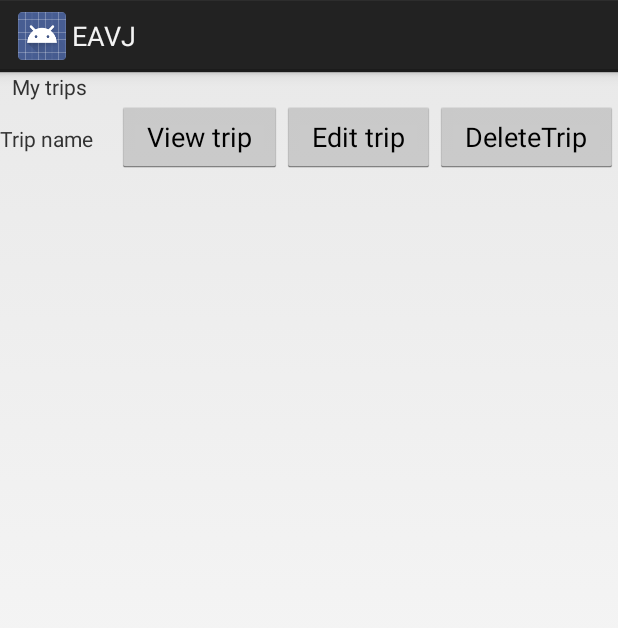
After one commit to egibra/EAVJ, an Android app: the layout activity_trip_list.xml on its own in the app's theme, with its tools: preview values and no code run, on a phone screen of 412 x 824 dp. The commit adds this screen. Shown: the top 628 px of the screen. Run offline under Robolectric (Android 15) with nearby library versions, the light colour scheme and no system bars.

Commit message:
trip list layout

```diff
--- /dev/null
+++ b/app/src/main/res/layout/activity_trip_list.xml
@@ -0,0 +1,59 @@
+<?xml version="1.0" encoding="utf-8"?>
+<android.support.constraint.ConstraintLayout
+    xmlns:android="http://schemas.android.com/apk/res/android"
+    xmlns:app="http://schemas.android.com/apk/res-auto"
+    android:layout_width="match_parent"
+    android:layout_height="match_parent">
+
+    <LinearLayout
+        android:layout_width="match_parent"
+        android:layout_height="match_parent"
+        android:orientation="vertical">
+
+        <TextView
+            android:id="@+id/textView"
+            android:layout_width="match_parent"
+            android:layout_height="wrap_content"
+            android:layout_marginEnd="8dp"
+            android:layout_marginStart="8dp"
+            android:text="@string/tripList"
+            app:layout_constraintEnd_toEndOf="parent"
+            app:layout_constraintStart_toStartOf="parent" />
+
+        <LinearLayout
+            android:layout_width="match_parent"
+            android:layout_height="match_parent"
+            android:orientation="horizontal">
+
+            <TextView
+                android:id="@+id/textView2"
+                android:layout_width="wrap_content"
+                android:layout_height="wrap_content"
+                android:layout_weight="1"
+                android:text="@string/tripName" />
+
+            <Button
+                android:id="@+id/button2"
+                android:layout_width="wrap_content"
+                android:layout_height="wrap_content"
+                android:layout_weight="1"
+                android:text="@string/viewTrip" />
+
+            <Button
+                android:id="@+id/button4"
+                android:layout_width="wrap_content"
+                android:layout_height="wrap_content"
+                android:layout_weight="1"
+                android:text="@string/editTrip" />
+
+            <Button
+                android:id="@+id/button5"
+                android:layout_width="wrap_content"
+                android:layout_height="wrap_content"
+                android:layout_weight="1"
+
+                android:text="@string/deleteTrip" />
+        </LinearLayout>
+    </LinearLayout>
+
+</android.support.constraint.ConstraintLayout>
--- a/app/src/main/res/values/colors.xml
+++ b/app/src/main/res/values/colors.xml
@@ -2,5 +2,5 @@
 <resources>
     <color name="colorPrimary">#3F51B5</color>
     <color name="colorPrimaryDark">#303F9F</color>
-    <color name="colorAccent">#ff4081</color>
+    <color name="colorAccent">#303F9F</color>
 </resources>
--- a/app/src/main/res/values/strings.xml
+++ b/app/src/main/res/values/strings.xml
@@ -8,4 +8,9 @@
     <string name="loginText">Already registered? Login here</string>
     <string name="createTrip">Create your own trip plan</string>
     <string name="tripIdeas">Trip Ideas</string>
+    <string name="tripList">My trips</string>
+    <string name="tripName">Trip name</string>
+    <string name="viewTrip">View trip</string>
+    <string name="editTrip">Edit trip</string>
+    <string name="deleteTrip">DeleteTrip</string>
 </resources>
```
